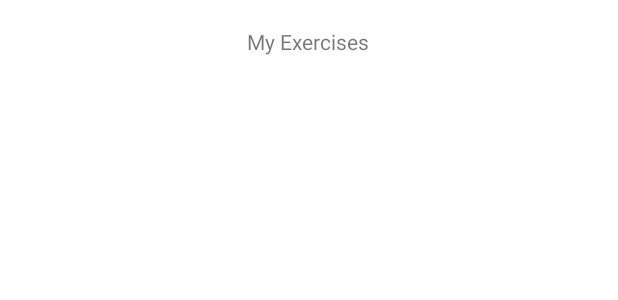
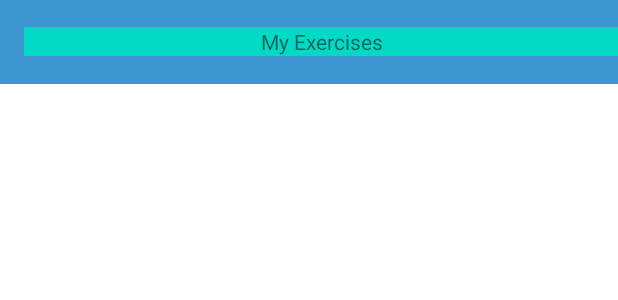
Before and after one commit to AlexFue/FitnessApp, an Android app: the layout activity_my_exercises.xml on its own in the app's theme, with its tools: preview values and no code run, on a phone screen of 412 x 824 dp. Shown: the top 300 px of the screen. Run offline under Robolectric (Android 15) with nearby library versions, the phone set to English and light mode, and no system bars.

```diff
--- a/app/src/main/res/layout/activity_my_exercises.xml
+++ b/app/src/main/res/layout/activity_my_exercises.xml
@@ -1,20 +1,21 @@
 <?xml version="1.0" encoding="utf-8"?>
-<androidx.constraintlayout.widget.ConstraintLayout xmlns:android="http://schemas.android.com/apk/res/android"
+<LinearLayout xmlns:android="http://schemas.android.com/apk/res/android"
     xmlns:app="http://schemas.android.com/apk/res-auto"
     xmlns:tools="http://schemas.android.com/tools"
+    android:orientation="vertical"
     android:layout_width="match_parent"
     android:layout_height="match_parent"
     tools:context=".MyExercises">
-
-    <TextView
-        android:id="@+id/textView"
-        android:layout_width="wrap_content"
-        android:layout_height="wrap_content"
-        android:text="My Exercises"
-        app:layout_constraintBottom_toBottomOf="parent"
-        app:layout_constraintEnd_toEndOf="parent"
-        app:layout_constraintHorizontal_bias="0.498"
-        app:layout_constraintStart_toStartOf="parent"
-        app:layout_constraintTop_toTopOf="parent"
-        app:layout_constraintVertical_bias="0.022" />
-</androidx.constraintlayout.widget.ConstraintLayout>
+    <androidx.appcompat.widget.Toolbar
+        android:id="@+id/toolbar"
+        android:background="@color/colorPrimary"
+        android:layout_width="match_parent"
+        android:layout_height="wrap_content">
+        <TextView
+            android:layout_width="match_parent"
+            android:layout_height="wrap_content"
+            android:background="@color/teal_200"
+            android:gravity="center"
+            android:text="My Exercises" />
+    </androidx.appcompat.widget.Toolbar>
+</LinearLayout>
--- a/app/src/main/res/values/colors.xml
+++ b/app/src/main/res/values/colors.xml
@@ -7,4 +7,6 @@
     <color name="teal_700">#FF018786</color>
     <color name="black">#FF000000</color>
     <color name="white">#FFFFFFFF</color>
+    <color name="colorPrimary">#3d95d0</color>
+
 </resources>
```
